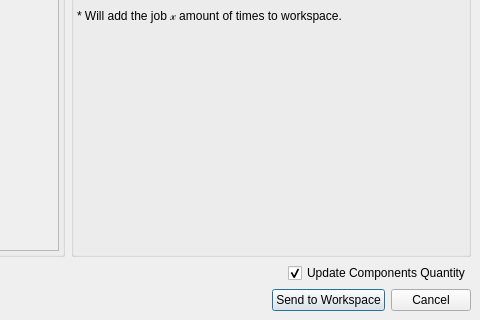
Old version of the form ui/dialogs/send_jobs_to_workspace_dialog.ui in the repository TheCodingJsoftware/Invigo; both pictures show x 597 to 1077 and y 299 to 619 of the 1077 by 619 pixel window.
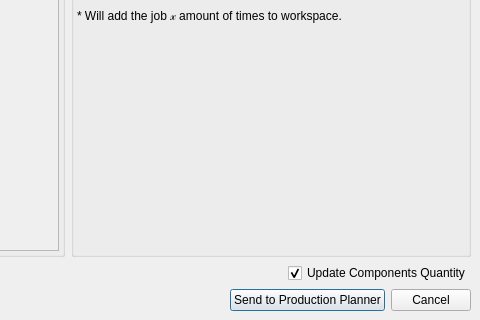
New version of the form.

Patch:
```diff
--- a/ui/dialogs/send_jobs_to_workspace_dialog.ui
+++ b/ui/dialogs/send_jobs_to_workspace_dialog.ui
@@ -296,7 +296,7 @@
              </size>
             </property>
             <property name="text">
-             <string>Send to Workspace</string>
+             <string>Send to Production Planner</string>
             </property>
            </widget>
           </item>
```
